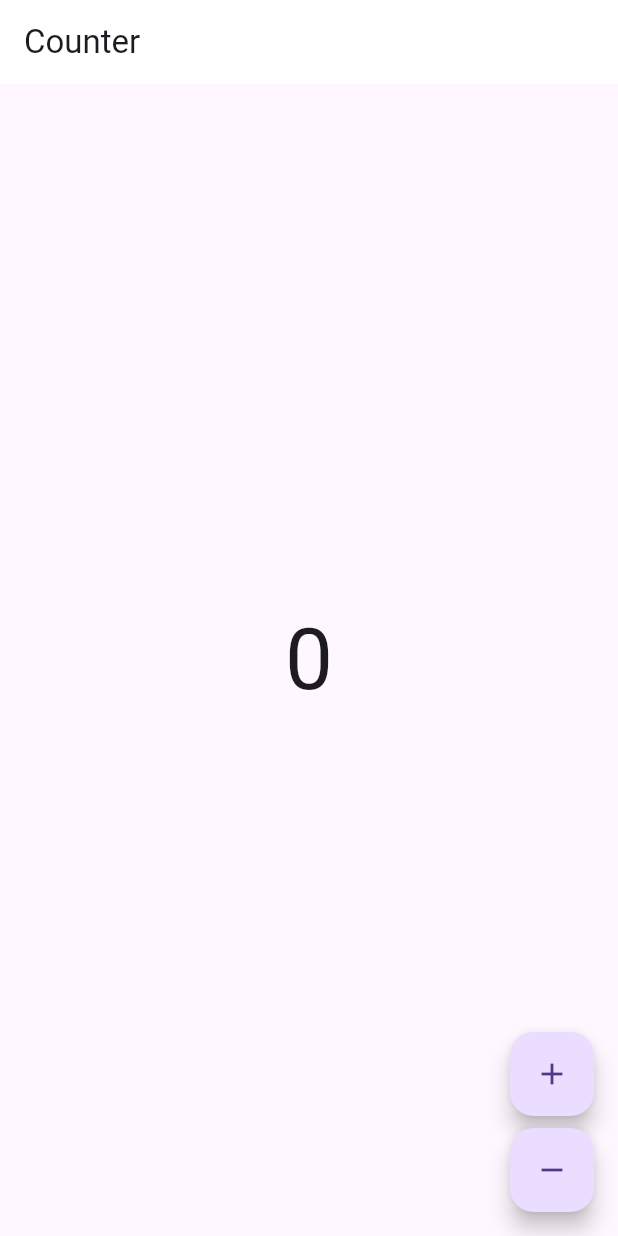
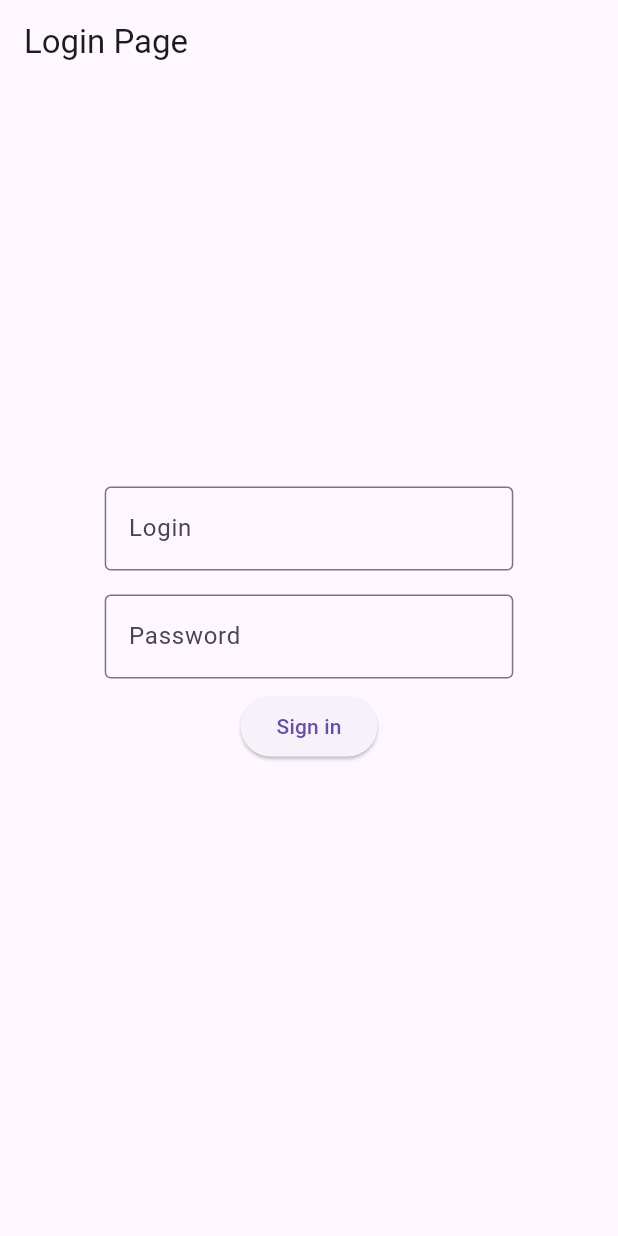
Before and after one commit to GorobVictor/upwork_client, a Flutter app: the screen it shows after launch, on a phone screen of 412 x 824 dp. Run offline on Flutter 3.47's test engine with Material 2 defaults, Android fonts, the phone set to English and light mode, and no system bars; our stand-ins replace bloc, shared_preferences; generated files the repository leaves out were written again.

Commit message:
added login page

```diff
--- a/lib/app/view/app.dart
+++ b/lib/app/view/app.dart
@@ -1,5 +1,7 @@
 import 'package:flutter/material.dart';
-import 'package:upwork_client/counter/counter.dart';
+import 'package:shared_preferences/shared_preferences.dart';
+import 'package:upwork_client/core/core.dart';
+import 'package:upwork_client/features/pages.dart';
 import 'package:upwork_client/l10n/l10n.dart';
 
 class App extends StatelessWidget {
@@ -9,14 +11,21 @@ class App extends StatelessWidget {
   Widget build(BuildContext context) {
     return MaterialApp(
       theme: ThemeData(
-        appBarTheme: AppBarTheme(
-          backgroundColor: Theme.of(context).colorScheme.inversePrimary,
-        ),
         useMaterial3: true,
       ),
       localizationsDelegates: AppLocalizations.localizationsDelegates,
       supportedLocales: AppLocalizations.supportedLocales,
-      home: const CounterPage(),
+      home: FutureBuilder(
+        future: LocalRepository().getToken(),
+        builder: (context, snapshot) {
+          if (snapshot.connectionState == ConnectionState.done) {
+            return Login();
+            // return snapshot.data != null ? MainPage() : Login();
+          } else {
+            return const Center(child: CircularProgressIndicator());
+          }
+        },
+      ),
     );
   }
 }
--- /dev/null
+++ b/lib/constant.dart
@@ -0,0 +1,4 @@
+class Constant {
+  static String domain = 'https://upwork-web.slackscheduler.pp.ua/api/';
+  static String token = 'token';
+}
--- /dev/null
+++ b/lib/core/core.dart
@@ -0,0 +1,4 @@
+export 'models/login_dto.dart';
+
+export 'providers/account_repository.dart';
+export 'providers/local_repository.dart';
--- /dev/null
+++ b/lib/core/models/login_dto.dart
@@ -0,0 +1,11 @@
+class LoginDto {
+  LoginDto(this.login, this.password);
+
+  final String login;
+  final String password;
+
+  Map toJson() => {
+        "login": login,
+        "password": password,
+      };
+}
--- /dev/null
+++ b/lib/core/providers/account_repository.dart
@@ -0,0 +1,31 @@
+import 'dart:convert';
+
+import 'package:http/http.dart' as http;
+import 'package:upwork_client/constant.dart';
+import 'package:upwork_client/core/core.dart';
+
+class AccountRepository {
+
+  factory AccountRepository() {
+    return _repository;
+  }
+
+  AccountRepository._internal();
+  static final AccountRepository _repository = AccountRepository._internal();
+
+  Future<String?> login(LoginDto model) async {
+    final response = await http.post(
+      Uri.parse('${Constant.domain}Account/Login'),
+      headers: <String, String>{
+        'Content-Type': 'application/json; charset=UTF-8',
+      },
+      body: jsonEncode(model),
+    );
+
+    if(response.statusCode == 200){
+      final json = jsonDecode(response.body);
+      return json['token'].toString();
+    }
+    return null;
+  }
+}
--- /dev/null
+++ b/lib/core/providers/local_repository.dart
@@ -0,0 +1,25 @@
+import 'package:shared_preferences/shared_preferences.dart';
+import 'package:upwork_client/constant.dart';
+
+class LocalRepository{
+
+  factory LocalRepository() {
+    return _repository;
+  }
+
+  LocalRepository._internal();
+  final Future<SharedPreferences> _sharedPreferences = SharedPreferences.getInstance();
+  static final LocalRepository _repository = LocalRepository._internal();
+
+  Future<void> saveToken(String token) async{
+    final share = await _sharedPreferences;
+
+    await share.setString(Constant.token, token);
+  }
+
+  Future<String?> getToken() async{
+    final share = await _sharedPreferences;
+
+    return share.getString(Constant.token);
+  }
+}
--- a/lib/counter/counter.dart
+++ /dev/null
@@ -1,2 +0,0 @@
-export 'cubit/counter_cubit.dart';
-export 'view/counter_page.dart';
--- a/lib/counter/cubit/counter_cubit.dart
+++ /dev/null
@@ -1,8 +0,0 @@
-import 'package:bloc/bloc.dart';
-
-class CounterCubit extends Cubit<int> {
-  CounterCubit() : super(0);
-
-  void increment() => emit(state + 1);
-  void decrement() => emit(state - 1);
-}
--- a/lib/counter/view/counter_page.dart
+++ /dev/null
@@ -1,55 +0,0 @@
-import 'package:flutter/material.dart';
-import 'package:flutter_bloc/flutter_bloc.dart';
-import 'package:upwork_client/counter/counter.dart';
-import 'package:upwork_client/l10n/l10n.dart';
-
-class CounterPage extends StatelessWidget {
-  const CounterPage({super.key});
-
-  @override
-  Widget build(BuildContext context) {
-    return BlocProvider(
-      create: (_) => CounterCubit(),
-      child: const CounterView(),
-    );
-  }
-}
-
-class CounterView extends StatelessWidget {
-  const CounterView({super.key});
-
-  @override
-  Widget build(BuildContext context) {
-    final l10n = context.l10n;
-    return Scaffold(
-      appBar: AppBar(title: Text(l10n.counterAppBarTitle)),
-      body: const Center(child: CounterText()),
-      floatingActionButton: Column(
-        mainAxisAlignment: MainAxisAlignment.end,
-        crossAxisAlignment: CrossAxisAlignment.end,
-        children: [
-          FloatingActionButton(
-            onPressed: () => context.read<CounterCubit>().increment(),
-            child: const Icon(Icons.add),
-          ),
-          const SizedBox(height: 8),
-          FloatingActionButton(
-            onPressed: () => context.read<CounterCubit>().decrement(),
-            child: const Icon(Icons.remove),
-          ),
-        ],
-      ),
-    );
-  }
-}
-
-class CounterText extends StatelessWidget {
-  const CounterText({super.key});
-
-  @override
-  Widget build(BuildContext context) {
-    final theme = Theme.of(context);
-    final count = context.select((CounterCubit cubit) => cubit.state);
-    return Text('$count', style: theme.textTheme.displayLarge);
-  }
-}
--- /dev/null
+++ b/lib/features/login/login.dart
@@ -0,0 +1,83 @@
+import 'package:flutter/material.dart';
+import 'package:upwork_client/core/core.dart';
+import 'package:upwork_client/features/main/main_page.dart';
+
+class Login extends StatefulWidget {
+  const Login({super.key});
+
+  @override
+  State<Login> createState() => _LoginState();
+}
+
+class _LoginState extends State<Login> {
+  TextEditingController login = TextEditingController();
+  TextEditingController password = TextEditingController();
+
+  @override
+  Widget build(BuildContext context) {
+    final size = MediaQuery.of(context).size;
+    return Scaffold(
+      appBar: AppBar(
+        title: const Text('Login Page'),
+      ),
+      body: Center(
+        child: SizedBox(
+          height: size.height * 0.3,
+          width: size.width * 0.7,
+          child: Column(
+            children: [
+              LoginTextForm(
+                controller: login,
+                name: 'Login',
+              ),
+              LoginTextForm(
+                controller: password,
+                name: 'Password',
+              ),
+              ElevatedButton(
+                onPressed: () async {
+                  final token = await AccountRepository()
+                      .login(LoginDto(login.text, password.text));
+
+                  if (token != null) {
+                    await LocalRepository().saveToken(token);
+                    await Navigator.of(context).pushAndRemoveUntil(
+                      MaterialPageRoute(builder: (context) => MainPage()),
+                      (route) => false,
+                    );
+                  }
+                },
+                child: const Text('Sign in'),
+              ),
+            ],
+          ),
+        ),
+      ),
+    );
+  }
+}
+
+class LoginTextForm extends StatelessWidget {
+  const LoginTextForm({
+    required this.controller,
+    required this.name,
+    super.key,
+  });
+
+  final TextEditingController controller;
+  final String? name;
+
+  @override
+  Widget build(BuildContext context) {
+    return Padding(
+      padding: const EdgeInsets.all(8),
+      child: TextFormField(
+        controller: controller,
+        decoration: InputDecoration(
+          border: const OutlineInputBorder(),
+          labelText: name,
+        ),
+      ),
+    );
+  }
+}
--- /dev/null
+++ b/lib/features/pages.dart
@@ -0,0 +1,2 @@
+export 'login/login.dart';
+export 'main/main_page.dart';
--- a/pubspec.yaml
+++ b/pubspec.yaml
@@ -13,7 +13,9 @@ dependencies:
   flutter_bloc: ^8.1.3
   flutter_localizations:
     sdk: flutter
+  http: ^1.1.0
   intl: ^0.18.0
+  shared_preferences: ^2.2.2
 
 dev_dependencies:
   bloc_test: ^9.1.4
```
Also changed, not shown: lib/features/main/main_page.dart (added, +17 -0 lines), pubspec.lock, 3 other files.
